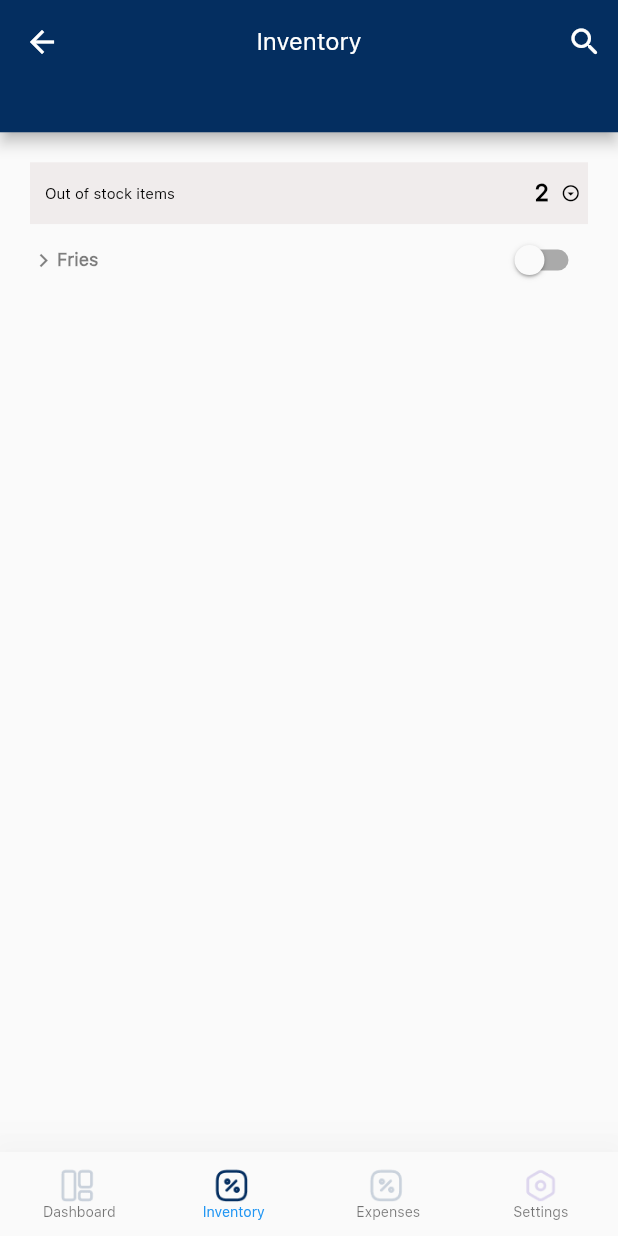
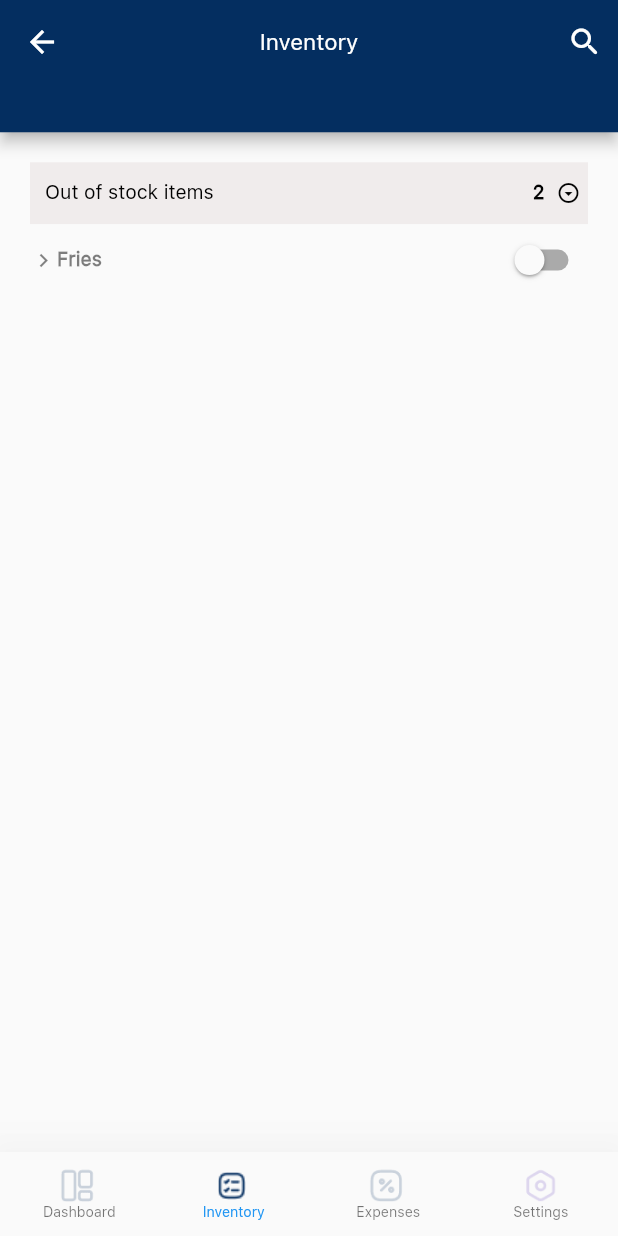
Before and after one commit to jyothir10/eatplek_admin, a Flutter app: the InventoryScreen screen opened by its route, on a phone screen of 412 x 824 dp. Run offline on Flutter 3.47's test engine with Material 2 defaults, Android fonts, the phone set to English and light mode, and no system bars; our stand-ins replace easy_splash_screen, numberpicker.

Commit message:
Font size modifications

```diff
--- a/lib/Components/YellowButton.dart
+++ b/lib/Components/YellowButton.dart
@@ -26,7 +26,7 @@ class YellowButton extends StatelessWidget {
           text,
           style: const TextStyle(
             color: Colors.white,
-            fontSize: 10,
+            fontSize: 10.5,
             fontFamily: 'SFUIText',
             fontWeight: FontWeight.w500,
           ),
--- a/lib/Constants.dart
+++ b/lib/Constants.dart
@@ -7,3 +7,5 @@ const TextStyle editprofilestyle = TextStyle(
   fontFamily: 'SFUIText',
   fontWeight: FontWeight.w500,
 );
+
+const Color primaryClr = Color(0xff042e60);
--- a/lib/Screens/InventoryScreen.dart
+++ b/lib/Screens/InventoryScreen.dart
@@ -1,4 +1,6 @@
 import 'package:eatplek_admin/Components/BottomBar.dart';
+import 'package:eatplek_admin/Components/OutofStockCard.dart';
+import 'package:eatplek_admin/Constants.dart';
 import 'package:eatplek_admin/Screens/DashboardScreen.dart';
 import 'package:flutter/material.dart';
 
@@ -13,6 +15,7 @@ class InventoryScreen extends StatefulWidget {
 class _InventoryScreenState extends State<InventoryScreen> {
   bool expanded = false;
   bool setFries = false;
+  int outofstock = 2;
   List<bool> fries = [false, false, false];
   @override
   Widget build(BuildContext context) {
@@ -21,13 +24,12 @@ class _InventoryScreenState extends State<InventoryScreen> {
         Navigator.pushReplacementNamed(context, DashboardScreen.id);
         return false;
       },
-      child: SafeArea(
       child: Scaffold(
         appBar: PreferredSize(
           preferredSize:
               Size.fromHeight(MediaQuery.of(context).size.height * .107),
           child: AppBar(
-              backgroundColor: Color(0xff042e60),
+            backgroundColor: primaryClr,
             leading: InkWell(
               onTap: () {
                 Navigator.pushReplacementNamed(context, DashboardScreen.id);
@@ -40,7 +42,7 @@ class _InventoryScreenState extends State<InventoryScreen> {
               'Inventory',
               style: TextStyle(
                 color: Colors.white,
-                  fontSize: 16,
+                fontSize: 15,
                 fontFamily: 'SFUIText',
                 fontWeight: FontWeight.w500,
               ),
@@ -66,6 +68,7 @@ class _InventoryScreenState extends State<InventoryScreen> {
             Navigator.pushReplacementNamed(context, DashboardScreen.id);
             return false;
           },
+          child: SafeArea(
             child: Padding(
               padding: const EdgeInsets.all(20),
               child: Column(
@@ -76,33 +79,7 @@ class _InventoryScreenState extends State<InventoryScreen> {
                     color: Color(0xfff0ecec),
                     child: Padding(
                       padding: const EdgeInsets.only(left: 10, right: 5),
-                      child: Row(
-                        mainAxisAlignment: MainAxisAlignment.spaceBetween,
-                        children: [
-                          const Text(
-                            'Out of stock items',
-                            style: TextStyle(
-                              color: Colors.black,
-                              fontSize: 10,
-                              fontFamily: 'SFUIText',
-                              fontWeight: FontWeight.w500,
-                            ),
-                          ),
-                          Row(
-                            children: [
-                              const Padding(
-                                padding: EdgeInsets.only(right: 8),
-                                child: Text(
-                                  '2',
-                                  style: TextStyle(
-                                    color: Colors.black,
-                                    fontSize: 16,
-                                    fontFamily: 'SFUIText',
-                                    fontWeight: FontWeight.w600,
-                                  ),
-                                ),
-                              ),
-                              InkWell(
+                      child: InkWell(
                         onTap: () {
                           setState(() {
                             if (expanded == true) {
@@ -112,11 +89,36 @@ class _InventoryScreenState extends State<InventoryScreen> {
                             }
                           });
                         },
-                                child: const Icon(
+                        child: Row(
+                          mainAxisAlignment: MainAxisAlignment.spaceBetween,
+                          children: [
+                            const Text(
+                              'Out of stock items',
+                              style: TextStyle(
+                                color: Colors.black,
+                                fontSize: 13,
+                                fontFamily: 'SFUIText',
+                                fontWeight: FontWeight.w500,
+                              ),
+                            ),
+                            Row(
+                              children: const [
+                                Padding(
+                                  padding: EdgeInsets.only(right: 8),
+                                  child: Text(
+                                    '2',
+                                    style: TextStyle(
+                                      color: Colors.black,
+                                      fontSize: 13,
+                                      fontFamily: 'SFUIText',
+                                      fontWeight: FontWeight.w600,
+                                    ),
+                                  ),
+                                ),
+                                Icon(
                                   Icons.arrow_drop_down_circle_outlined,
                                   color: Colors.black,
-                                  size: 13,
-                                ),
+                                  size: 16,
                                 ),
                               ],
                             ),
@@ -124,9 +126,11 @@ class _InventoryScreenState extends State<InventoryScreen> {
                         ),
                       ),
                     ),
+                  ),
                   expanded
                       ? Container(
-                          height: MediaQuery.of(context).size.height * .07,
+                          height: MediaQuery.of(context).size.height *
+                              (outofstock * .039),
                           width: MediaQuery.of(context).size.width,
                           color: Color(0xfff3f3f3),
                           child: Padding(
@@ -135,50 +139,14 @@ class _InventoryScreenState extends State<InventoryScreen> {
                             child: Column(
                               mainAxisAlignment: MainAxisAlignment.spaceAround,
                               children: [
-                                Row(
-                                  mainAxisAlignment:
-                                      MainAxisAlignment.spaceBetween,
-                                  children: const [
-                                    Text(
-                                      'Biriyani',
-                                      style: TextStyle(
-                                        color: Colors.black,
-                                        fontSize: 8,
-                                        fontFamily: 'SFUIText',
+                                OutofStockCard(
+                                  item: 'Biriyani',
+                                  price: '₹ 160',
                                 ),
-                                    ),
-                                    Text(
-                                      '₹ 160',
-                                      style: TextStyle(
-                                        color: Colors.black,
-                                        fontSize: 8,
-                                        fontFamily: 'SFUIText',
-                                      ),
-                                    ),
-                                  ],
-                                ),
-                                Row(
-                                  mainAxisAlignment:
-                                      MainAxisAlignment.spaceBetween,
-                                  children: const [
-                                    Text(
-                                      'Biriyani',
-                                      style: TextStyle(
-                                        color: Colors.black,
-                                        fontSize: 8,
-                                        fontFamily: 'SFUIText',
-                                      ),
-                                    ),
-                                    Text(
-                                      '₹ 160',
-                                      style: TextStyle(
-                                        color: Colors.black,
-                                        fontSize: 8,
-                                        fontFamily: 'SFUIText',
-                                      ),
-                                    ),
-                                  ],
-                                ),
+                                OutofStockCard(
+                                  item: 'Biriyani',
+                                  price: '₹ 160',
+                                )
                               ],
                             ),
                           ),
@@ -201,7 +169,7 @@ class _InventoryScreenState extends State<InventoryScreen> {
                             style: TextStyle(
                               color:
                                   setFries ? Colors.black : Color(0x7f000000),
-                              fontSize: 12,
+                              fontSize: 13,
                               fontFamily: 'SFUIText',
                               fontWeight: FontWeight.w600,
                             ),
@@ -243,9 +211,9 @@ class _InventoryScreenState extends State<InventoryScreen> {
               ),
             ),
           ),
+        ),
         bottomNavigationBar: BottomBar(
           index: 1,
-          ),
         ),
       ),
     );
@@ -310,7 +278,7 @@ class _InventoryItemsState extends State<InventoryItems> {
               widget.rate,
               style: TextStyle(
                 color: widget.selected ? Colors.black : Color(0x7f000000),
-                fontSize: 10,
+                fontSize: 11,
                 fontFamily: 'SFUIText',
               ),
             ),
--- a/lib/main.dart
+++ b/lib/main.dart
@@ -21,7 +21,7 @@ class MyApp extends StatelessWidget {
   Widget build(BuildContext context) {
     return MaterialApp(
         debugShowCheckedModeBanner: false,
-        initialRoute: OnboardingScreen.id,
+        initialRoute: DashboardScreen.id,
         routes: {
           OnboardingScreen.id: (context) => OnboardingScreen(),
           LoginScreen.id: (context) => LoginScreen(),
```
Also changed, not shown: lib/Components/DashBoardCard.dart (+16 -16 lines), lib/Components/OutofStockCard.dart (added, +39 -0 lines), lib/Screens/DashboardScreen.dart (+12 -10 lines), images/bottomnavigationbar/inventory1.png, images/bottomnavigationbar/settings1.png. Lines whose indentation alone changed are shown as unchanged.
